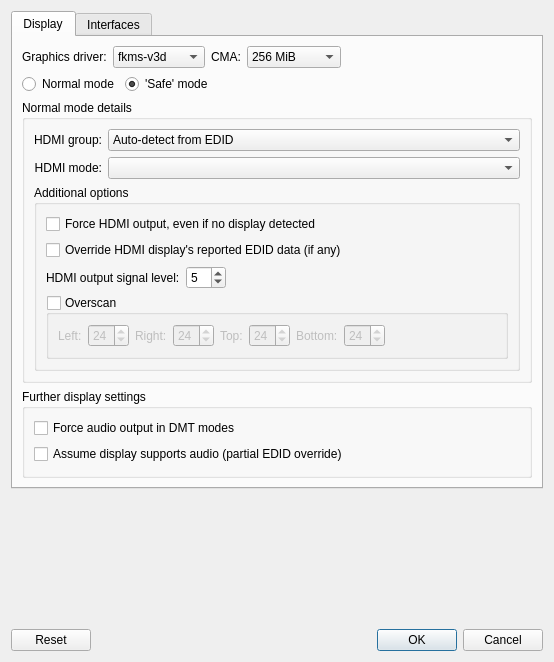
First picture: the form in pyconfig_gen/pyconfig_gen_dialog.ui, repository numerunix/pyconfig_gen, before the edit.
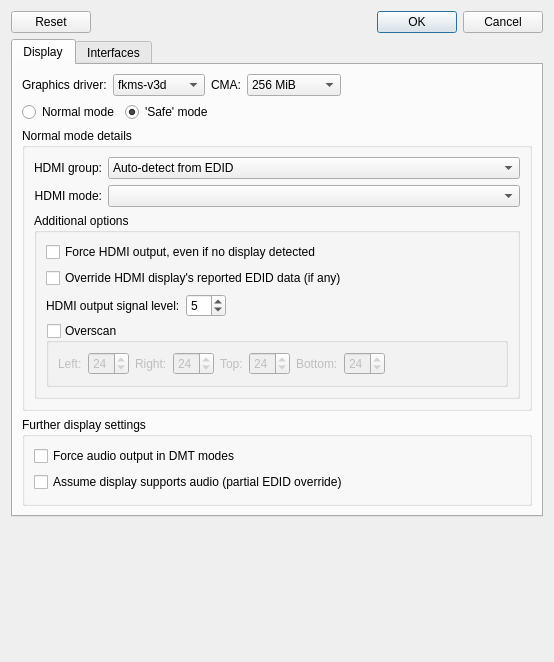
Second picture: the form after the edit. Icons and pictures are not drawn.

Commit message:
Move buttonbar to top, for use on cramped screens
Also, ensure that when prior changes are accepted, the
state is reloaded (as /boot/config.txt changes underfoot)

What changed in the file:
```diff
--- a/pyconfig_gen/pyconfig_gen_dialog.ui
+++ b/pyconfig_gen/pyconfig_gen_dialog.ui
@@ -39,13 +39,6 @@
    <bool>false</bool>
   </property>
   <layout class="QGridLayout" name="gridLayout">
-   <item row="5" column="0">
-    <widget class="QDialogButtonBox" name="main_bb">
-     <property name="standardButtons">
-      <set>QDialogButtonBox::Cancel|QDialogButtonBox::Ok|QDialogButtonBox::Reset</set>
-     </property>
-    </widget>
-   </item>
    <item row="4" column="0">
     <spacer name="verticalSpacer">
      <property name="orientation">
@@ -645,6 +638,13 @@
      </widget>
     </widget>
    </item>
+   <item row="0" column="0">
+    <widget class="QDialogButtonBox" name="main_bb">
+     <property name="standardButtons">
+      <set>QDialogButtonBox::Cancel|QDialogButtonBox::Ok|QDialogButtonBox::Reset</set>
+     </property>
+    </widget>
+   </item>
   </layout>
  </widget>
  <tabstops>
```
The commit also changes 3 other files.
